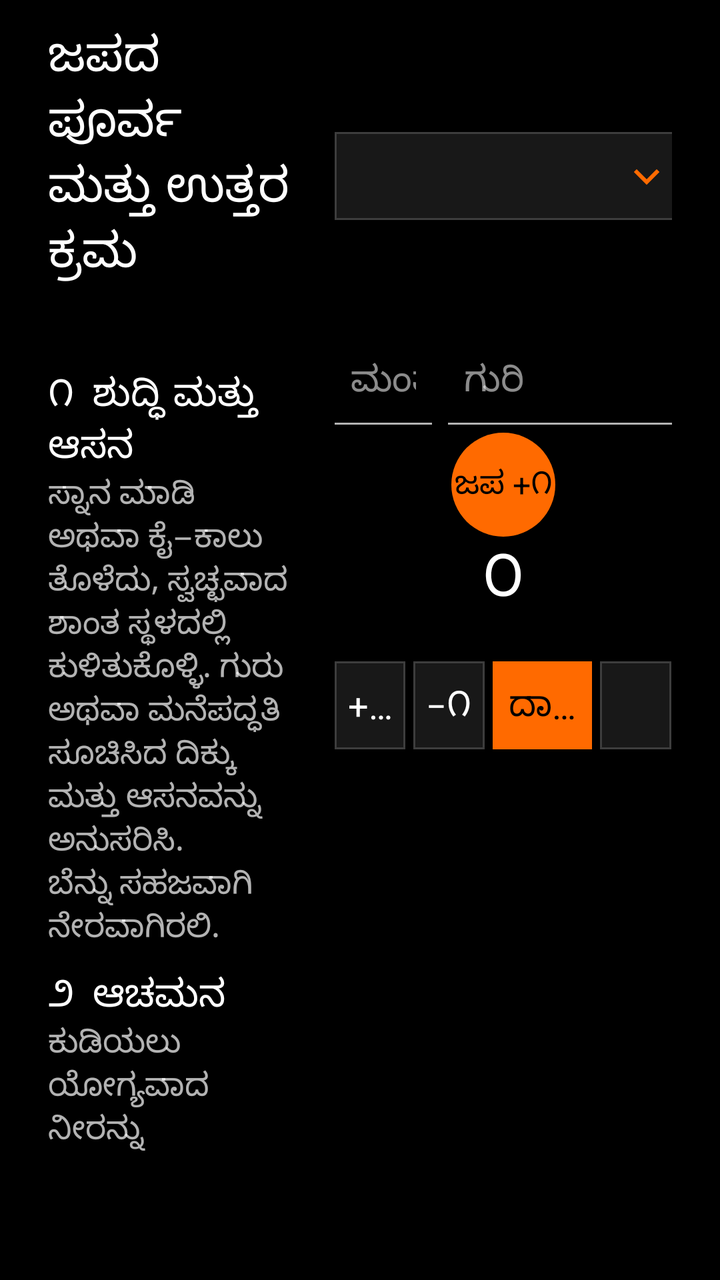
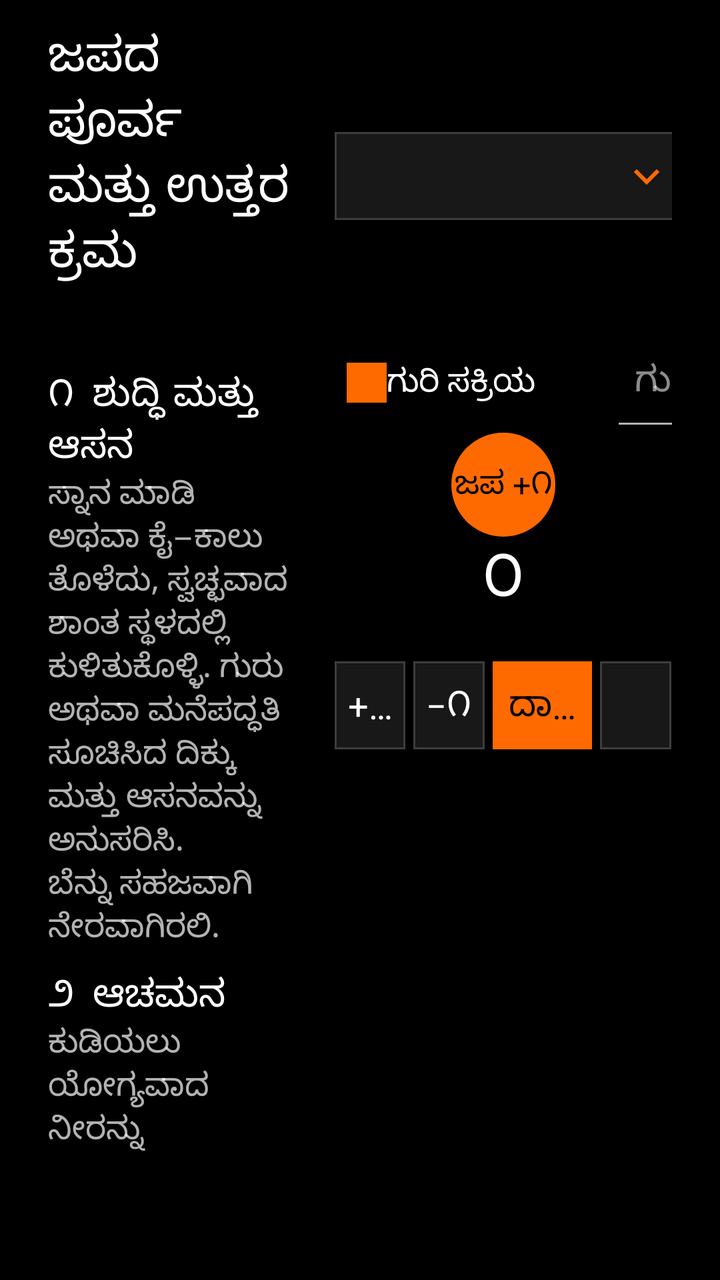

Screens rendered from an Android XML layout before and after an edit, with the pre-edit source and the edit as a unified diff.
<!-- AndroidManifest.xml: application theme Theme.PaperDesk -->
<!-- res/layout/page_japa.xml -->
<?xml version="1.0" encoding="utf-8"?>
<LinearLayout xmlns:android="http://schemas.android.com/apk/res/android" android:layout_width="match_parent" android:layout_height="match_parent" android:background="@color/black" android:orientation="horizontal" android:paddingLeft="@dimen/page_pad_h" android:paddingTop="@dimen/page_pad_top" android:paddingRight="@dimen/page_pad_h" android:paddingBottom="@dimen/footer_bar">
    <ScrollView android:layout_width="0dp" android:layout_height="match_parent" android:layout_weight="0.46" android:fillViewport="true" android:paddingRight="20dp" android:scrollbars="none">
        <LinearLayout android:layout_width="match_parent" android:layout_height="wrap_content" android:orientation="vertical">
            <TextView android:id="@+id/japaRitualTitle" style="@style/Desk.Title" android:layout_width="match_parent" android:layout_height="wrap_content" android:text="ಜಪದ ಪೂರ್ವ ಮತ್ತು ಉತ್ತರ ಕ್ರಮ" />
            <TextView android:id="@+id/japaSankalpa" style="@style/Desk.Body2" android:layout_width="match_parent" android:layout_height="wrap_content" android:layout_marginTop="8dp" android:textColor="@color/accent" />
            <TextView style="@style/Desk.Section" android:layout_width="match_parent" android:layout_height="wrap_content" android:layout_marginTop="12dp" android:text="೧  ಶುದ್ಧಿ ಮತ್ತು ಆಸನ" />
            <TextView style="@style/Desk.Body2" android:layout_width="match_parent" android:layout_height="wrap_content" android:text="ಸ್ನಾನ ಮಾಡಿ ಅಥವಾ ಕೈ–ಕಾಲು ತೊಳೆದು, ಸ್ವಚ್ಛವಾದ ಶಾಂತ ಸ್ಥಳದಲ್ಲಿ ಕುಳಿತುಕೊಳ್ಳಿ. ಗುರು ಅಥವಾ ಮನೆಪದ್ಧತಿ ಸೂಚಿಸಿದ ದಿಕ್ಕು ಮತ್ತು ಆಸನವನ್ನು ಅನುಸರಿಸಿ. ಬೆನ್ನು ಸಹಜವಾಗಿ ನೇರವಾಗಿರಲಿ." />
            <TextView style="@style/Desk.Section" android:layout_width="match_parent" android:layout_height="wrap_content" android:layout_marginTop="10dp" android:text="೨  ಆಚಮನ" />
            <TextView style="@style/Desk.Body2" android:layout_width="match_parent" android:layout_height="wrap_content" android:text="ಕುಡಿಯಲು ಯೋಗ್ಯವಾದ ನೀರನ್ನು ಇಟ್ಟುಕೊಂಡು ನಿಮ್ಮ ಕುಟುಂಬದ ಮಾಧ್ವ ಕ್ರಮದಂತೆ ಆಚಮನ ಮಾಡಿ. ಕೇಶವದಿಂದ ಶ್ರೀಕೃಷ್ಣವರೆಗಿನ ಚತುರ್ವಿಂಶತಿ ನಾಮಗಳ ಕ್ರಮವನ್ನು ಕಲಿತ ರೀತಿಯಲ್ಲೇ ಬಳಸಿ." />
            <TextView style="@style/Desk.Section" android:layout_width="match_parent" android:layout_height="wrap_content" android:layout_marginTop="10dp" android:text="೩  ಶ್ರೀಹರಿ–ಗುರು ಸ್ಮರಣೆ" />
            <TextView style="@style/Desk.Body2" android:layout_width="match_parent" android:layout_height="wrap_content" android:text="ಶ್ರೀಹರಿ, ಮುಖ್ಯಪ್ರಾಣ ದೇವರು ಮತ್ತು ಗುರುಪರಂಪರೆಯನ್ನು ಸ್ಮರಿಸಿ ನಮಸ್ಕರಿಸಿ. ಮನಸ್ಸನ್ನು ಹೊರಗಿನ ಕೆಲಸಗಳಿಂದ ಹಿಂದಕ್ಕೆ ತಂದು ಜಪಕ್ಕೆ ಸಿದ್ಧಗೊಳಿಸಿ." />
            <TextView style="@style/Desk.Section" android:layout_width="match_parent" android:layout_height="wrap_content" android:layout_marginTop="10dp" android:text="೪  ಪ್ರಾಣಾಯಾಮ" />
            <TextView style="@style/Desk.Body2" android:layout_width="match_parent" android:layout_height="wrap_content" android:text="ಗುರುಗಳಿಂದ ಕಲಿತ ಪ್ರಾಣಾಯಾಮವಿದ್ದರೆ ಅದನ್ನು ನಿಗದಿತ ಮಂತ್ರ ಮತ್ತು ಸಂಖ್ಯೆಯಲ್ಲಿ ಮಾಡಿ. ಉಸಿರನ್ನು ಬಲವಂತವಾಗಿ ಹಿಡಿಯಬೇಡಿ; ಕಲಿತ ವಿಧಾನ ಇಲ್ಲದಿದ್ದರೆ ಕೆಲವು ಕ್ಷಣ ಶಾಂತವಾಗಿ ಸಹಜ ಉಸಿರನ್ನು ಗಮನಿಸಿ." />
            <TextView style="@style/Desk.Section" android:layout_width="match_parent" android:layout_height="wrap_content" android:layout_marginTop="10dp" android:text="೫  ಸಂಕಲ್ಪ" />
            <TextView style="@style/Desk.Body2" android:layout_width="match_parent" android:layout_height="wrap_content" android:text="ಸಕ್ರಿಯ ವ್ಯಕ್ತಿಯ ಹೆಸರು, ಗೋತ್ರ ಮತ್ತು ನಕ್ಷತ್ರವನ್ನು ಮನಸ್ಸಿನಲ್ಲಿ ಅಥವಾ ಪದ್ಧತಿಯಂತೆ ಹೇಳಿ. ಯಾವ ಮಂತ್ರವನ್ನು, ಎಷ್ಟು ಬಾರಿ ಜಪಿಸುತ್ತೀರಿ ಎಂಬುದನ್ನು ಸ್ಪಷ್ಟವಾಗಿ ನಿಶ್ಚಯಿಸಿ. ಮೇಲಿನ ಕಿತ್ತಳೆ ಸಾಲು ಆಯ್ದ ಪ್ರೊಫೈಲ್‌ನ ನೆನಪಿನ ಸೂಚನೆ." />
            <TextView style="@style/Desk.Section" android:layout_width="match_parent" android:layout_height="wrap_content" android:layout_marginTop="10dp" android:text="೬  ನ್ಯಾಸ ಮತ್ತು ಧ್ಯಾನ" />
            <TextView style="@style/Desk.Body2" android:layout_width="match_parent" android:layout_height="wrap_content" android:text="ವಿನಿಯೋಗ, ಋಷ್ಯಾದಿನ್ಯಾಸ, ಕರನ್ಯಾಸ, ಅಂಗನ್ಯಾಸ ಮತ್ತು ಧ್ಯಾನವನ್ನು ಆ ಮಂತ್ರಕ್ಕೆ ಗುರು ಉಪದೇಶಿಸಿದ್ದರೆ ಮಾತ್ರ ಮಾಡಿ. ಒಂದು ಮಂತ್ರದ ಕ್ರಮವನ್ನು ಮತ್ತೊಂದಕ್ಕೆ ಅನ್ವಯಿಸಬೇಡಿ." />
            <TextView style="@style/Desk.Section" android:layout_width="match_parent" android:layout_height="wrap_content" android:layout_marginTop="10dp" android:text="೭  ಜಪ" />
            <TextView style="@style/Desk.Body2" android:layout_width="match_parent" android:layout_height="wrap_content" android:text="ಮಂತ್ರವನ್ನು ಸರಿಯಾದ ಉಚ್ಚಾರಣೆ ಮತ್ತು ಸ್ಥಿರ ಗತಿಯಲ್ಲಿ ಜಪಿಸಿ. ಮಾಲೆ ಬಳಸಿದರೆ ಮೇರುವನ್ನು ದಾಟದೆ ಹಿಂದಿರುಗಿ; ಮಾಲೆಯನ್ನು ಗೌರವದಿಂದ ಮುಚ್ಚಿಟ್ಟುಕೊಳ್ಳಿ. ಪ್ರತಿ ಜಪಕ್ಕೆ ದೊಡ್ಡ ಕಿತ್ತಳೆ ಗುಂಡಿಯನ್ನು ಒತ್ತಿ." />
            <TextView style="@style/Desk.Section" android:layout_width="match_parent" android:layout_height="wrap_content" android:layout_marginTop="10dp" android:text="೮  ಸಮರ್ಪಣೆ ಮತ್ತು ದಾಖಲೆ" />
            <TextView style="@style/Desk.Body2" android:layout_width="match_parent" android:layout_height="wrap_content" android:text="ಜಪ ಮುಗಿದ ನಂತರ ಅದರ ಫಲವನ್ನು ಶ್ರೀಮನ್ನಾರಾಯಣನಿಗೆ ಸಮರ್ಪಿಸಿ. ‘ದಾಖಲಿಸು’ ಒತ್ತಿದಾಗ ಈ ಅವಧಿ ಆಯ್ದ ವ್ಯಕ್ತಿಯ ಜೀವಮಾನ ದಾಖಲೆಗೆ ಸೇರುತ್ತದೆ ಮತ್ತು ಪ್ರಸ್ತುತ ಎಣಿಕೆ ಶೂನ್ಯವಾಗುತ್ತದೆ." />
            <TextView style="@style/Desk.Meta" android:layout_width="match_parent" android:layout_height="wrap_content" android:layout_marginTop="14dp" android:text="ದೀಕ್ಷಾ, ಬೀಜ ಮತ್ತು ಗುಪ್ತ ಮಂತ್ರಗಳಿಗೆ ಈ ಸಾಮಾನ್ಯ ಸೂಚನೆ ಸಾಕಾಗುವುದಿಲ್ಲ. ನಿಮ್ಮ ಗುರುಗಳ ಉಪದೇಶವೇ ಪ್ರಧಾನ." />
        </LinearLayout>
    </ScrollView>
    <LinearLayout android:layout_width="0dp" android:layout_height="match_parent" android:layout_weight="0.54" android:gravity="center_horizontal" android:orientation="vertical">
        <LinearLayout android:layout_width="match_parent" android:layout_height="wrap_content" android:gravity="center_vertical" android:orientation="horizontal">
            <TextView android:id="@+id/japaTitle" style="@style/Desk.Section" android:layout_width="0dp" android:layout_height="wrap_content" android:layout_weight="1" android:text="ಜಪ ಎಣಿಕೆ" />
            <Spinner android:id="@+id/japaProfile" android:layout_width="210dp" android:layout_height="44dp" android:background="@drawable/bg_dropdown" android:popupBackground="@color/surface_2" android:spinnerMode="dropdown" />
        </LinearLayout>
        <TextView android:id="@+id/japaProfileMeta" style="@style/Desk.Meta" android:layout_width="match_parent" android:layout_height="wrap_content" android:gravity="end" android:visibility="gone" />
        <LinearLayout android:layout_width="match_parent" android:layout_height="wrap_content" android:layout_marginTop="4dp" android:orientation="horizontal">
            <EditText android:id="@+id/japaMantra" android:layout_width="0dp" android:layout_height="44dp" android:layout_weight="1" android:background="@drawable/bg_input" android:hint="ಮಂತ್ರದ ಹೆಸರು" android:padding="8dp" android:singleLine="true" android:textColor="@color/white" android:textColorHint="@color/white_55" android:textSize="18sp" />
            <EditText android:id="@+id/japaTarget" android:layout_width="112dp" android:layout_height="44dp" android:layout_marginLeft="8dp" android:background="@drawable/bg_input" android:hint="ಗುರಿ" android:inputType="number" android:maxLength="18" android:padding="8dp" android:singleLine="true" android:textColor="@color/white" android:textColorHint="@color/white_55" android:textSize="18sp" />
        </LinearLayout>
        <TextView android:id="@+id/japaTap" android:layout_width="52dp" android:layout_height="52dp" android:layout_marginTop="4dp" android:background="@drawable/bg_circle_fill" android:contentDescription="ಒಂದು ಜಪ ಸೇರಿಸಿ" android:gravity="center" android:text="ಜಪ +೧" android:textColor="@color/black" android:textSize="16sp" />
        <TextView android:id="@+id/japaCurrent" android:layout_width="match_parent" android:layout_height="wrap_content" android:gravity="center" android:text="೦" android:textColor="@color/white" android:textSize="30sp" />
        <TextView android:id="@+id/japaProgress" style="@style/Desk.Meta" android:layout_width="match_parent" android:layout_height="wrap_content" android:gravity="center" />
        <LinearLayout android:layout_width="match_parent" android:layout_height="44dp" android:layout_marginTop="2dp" android:orientation="horizontal">
            <TextView android:id="@+id/japa108" style="@style/Desk.Button" android:layout_width="0dp" android:layout_height="match_parent" android:layout_weight="1" android:gravity="center" android:paddingLeft="4dp" android:paddingRight="4dp" android:singleLine="true" android:text="+೧೦೮" android:textSize="18sp" />
            <TextView android:id="@+id/japaUndo" style="@style/Desk.Button" android:layout_width="0dp" android:layout_height="match_parent" android:layout_marginLeft="4dp" android:layout_weight="1" android:contentDescription="ಒಂದು ಎಣಿಕೆ ಹಿಂದಕ್ಕೆ" android:gravity="center" android:paddingLeft="4dp" android:paddingRight="4dp" android:singleLine="true" android:text="−೧" android:textSize="18sp" />
            <TextView android:id="@+id/japaComplete" style="@style/Desk.Button.Accent" android:layout_width="0dp" android:layout_height="match_parent" android:layout_marginLeft="4dp" android:layout_weight="1.4" android:contentDescription="ಜಪ ಅವಧಿ ದಾಖಲಿಸು" android:gravity="center" android:paddingLeft="4dp" android:paddingRight="4dp" android:singleLine="true" android:text="ದಾಖಲಿಸು" android:textSize="18sp" />
            <TextView android:id="@+id/japaReset" style="@style/Desk.Button" android:layout_width="0dp" android:layout_height="match_parent" android:layout_marginLeft="4dp" android:layout_weight="1" android:contentDescription="ಪ್ರಸ್ತುತ ಜಪ ಎಣಿಕೆಯನ್ನು ಮರುಹೊಂದಿಸು" android:gravity="center" android:paddingLeft="4dp" android:paddingRight="4dp" android:singleLine="true" android:text="ಶೂನ್ಯ" android:textSize="18sp" />
        </LinearLayout>
        <LinearLayout android:layout_width="match_parent" android:layout_height="wrap_content" android:layout_marginTop="8dp" android:orientation="horizontal">
            <TextView android:id="@+id/japaLifetime" style="@style/Desk.Meta" android:layout_width="0dp" android:layout_height="wrap_content" android:layout_weight="1" />
            <TextView android:id="@+id/japaSessions" style="@style/Desk.Meta" android:layout_width="0dp" android:layout_height="wrap_content" android:layout_weight="1" android:gravity="end" />
        </LinearLayout>
    </LinearLayout>
</LinearLayout>
<!-- resources referenced by this layout -->
<resources>
  <color name="accent">#FF6A00</color>
  <color name="black">#000000</color>
  <color name="surface_2">#181818</color>
  <color name="white">#FFFFFF</color>
  <color name="white_55">#8CFFFFFF</color>
  <dimen name="footer_bar">64dp</dimen>
  <dimen name="page_pad_h">24dp</dimen>
  <dimen name="page_pad_top">12dp</dimen>
  <!-- drawable bg_circle_fill (drawable) -->
  <?xml version="1.0" encoding="utf-8"?>
  <ripple xmlns:android="http://schemas.android.com/apk/res/android"
      android:color="@color/white">
      <item>
          <shape android:shape="oval">
              <solid android:color="@color/accent" />
          </shape>
      </item>
  </ripple>
  <style name="Desk.Body2" parent="Desk">
          <item name="android:textSize">@dimen/type_body2</item>
          <item name="android:fontWeight">400</item>
          <item name="android:textStyle">normal</item>
          <item name="android:textColor">@color/white_70</item>
      </style>
  <style name="Desk.Button.Accent" parent="Desk.Button">
          <item name="android:textColor">@color/black</item>
          <item name="android:background">@drawable/bg_btn_primary</item>
          <item name="android:fontWeight">600</item>
          <item name="android:textStyle">normal</item>
      </style>
  <style name="Desk.Meta" parent="Desk">
          <item name="android:textSize">@dimen/type_meta</item>
          <item name="android:fontWeight">400</item>
          <item name="android:textStyle">normal</item>
          <item name="android:textColor">@color/white_55</item>
      </style>
  <style name="Desk.Section" parent="Desk">
          <item name="android:textSize">@dimen/type_section</item>
          <item name="android:fontWeight">500</item>
          <item name="android:textStyle">normal</item>
          <item name="android:textColor">@color/white</item>
      </style>
  <style name="Desk.Title" parent="Desk">
          <item name="android:textSize">@dimen/type_title</item>
          <item name="android:fontWeight">600</item>
          <item name="android:textStyle">normal</item>
          <item name="android:textColor">@color/white</item>
      </style>
  <dimen name="stroke_standard">1dp</dimen>
  <color name="white_70">#B3FFFFFF</color>
  <style name="Desk">
          <item name="android:fontFamily">sans-serif</item>
          <item name="android:textColor">@color/white</item>
      </style>
  <dimen name="type_body2">16sp</dimen>
  <dimen name="btn_h">44dp</dimen>
  <dimen name="type_btn">16sp</dimen>
  <dimen name="space_16">16dp</dimen>
  <dimen name="type_meta">14sp</dimen>
  <dimen name="type_section">19sp</dimen>
  <dimen name="type_title">24sp</dimen>
  <style name="ShapeAppearance.PaperDesk" parent="ShapeAppearance.MaterialComponents">
          <item name="cornerFamily">rounded</item>
          <item name="cornerSize">0dp</item>
      </style>
  <style name="Desk.Link" parent="Desk.Meta">
          <item name="android:padding">@dimen/space_8</item>
          <item name="android:minHeight">@dimen/touch</item>
          <item name="android:gravity">center</item>
          <item name="android:clickable">true</item>
          <item name="android:focusable">true</item>
      </style>
  <style name="Desk.Check" parent="Widget.AppCompat.CompoundButton.CheckBox">
          <item name="android:button">@drawable/bg_checkbox</item>
      </style>
  <color name="divider">#3D3D3D</color>
  <dimen name="space_8">8dp</dimen>
  <dimen name="touch">48dp</dimen>
  <dimen name="stroke_hairline">0.5dp</dimen>
  <!-- drawable bg_dialog (drawable) -->
  <?xml version="1.0" encoding="utf-8"?>
  <shape xmlns:android="http://schemas.android.com/apk/res/android"
      android:shape="rectangle">
      <solid android:color="@color/black" />
      <stroke
          android:width="@dimen/stroke"
          android:color="@color/white" />
  </shape>
  <dimen name="check">20dp</dimen>
  <dimen name="stroke">0.5dp</dimen>
  <!-- unchanged entries left out for length: 11 -->
</resources>

<!-- the commit's change to res/layout/page_japa.xml (unified diff, before → after) -->
@@ -19,7 +19,7 @@
             <TextView style="@style/Desk.Section" android:layout_width="match_parent" android:layout_height="wrap_content" android:layout_marginTop="10dp" android:text="೭  ಜಪ" />
             <TextView style="@style/Desk.Body2" android:layout_width="match_parent" android:layout_height="wrap_content" android:text="ಮಂತ್ರವನ್ನು ಸರಿಯಾದ ಉಚ್ಚಾರಣೆ ಮತ್ತು ಸ್ಥಿರ ಗತಿಯಲ್ಲಿ ಜಪಿಸಿ. ಮಾಲೆ ಬಳಸಿದರೆ ಮೇರುವನ್ನು ದಾಟದೆ ಹಿಂದಿರುಗಿ; ಮಾಲೆಯನ್ನು ಗೌರವದಿಂದ ಮುಚ್ಚಿಟ್ಟುಕೊಳ್ಳಿ. ಪ್ರತಿ ಜಪಕ್ಕೆ ದೊಡ್ಡ ಕಿತ್ತಳೆ ಗುಂಡಿಯನ್ನು ಒತ್ತಿ." />
             <TextView style="@style/Desk.Section" android:layout_width="match_parent" android:layout_height="wrap_content" android:layout_marginTop="10dp" android:text="೮  ಸಮರ್ಪಣೆ ಮತ್ತು ದಾಖಲೆ" />
-            <TextView style="@style/Desk.Body2" android:layout_width="match_parent" android:layout_height="wrap_content" android:text="ಜಪ ಮುಗಿದ ನಂತರ ಅದರ ಫಲವನ್ನು ಶ್ರೀಮನ್ನಾರಾಯಣನಿಗೆ ಸಮರ್ಪಿಸಿ. ‘ದಾಖಲಿಸು’ ಒತ್ತಿದಾಗ ಈ ಅವಧಿ ಆಯ್ದ ವ್ಯಕ್ತಿಯ ಜೀವಮಾನ ದಾಖಲೆಗೆ ಸೇರುತ್ತದೆ ಮತ್ತು ಪ್ರಸ್ತುತ ಎಣಿಕೆ ಶೂನ್ಯವಾಗುತ್ತದೆ." />
+            <TextView style="@style/Desk.Body2" android:layout_width="match_parent" android:layout_height="wrap_content" android:text="ಜಪ ಮುಗಿದ ನಂತರ ಅದರ ಫಲವನ್ನು ಶ್ರೀಮನ್ನಾರಾಯಣನಿಗೆ ಸಮರ್ಪಿಸಿ. ‘ದಾಖಲಿಸು’ ಒತ್ತಿದಾಗ ಈ ಅವಧಿ ಆಯ್ದ ವ್ಯಕ್ತಿಯ ಅವಧಿಗಳ ದಾಖಲೆಗೆ ಸೇರುತ್ತದೆ ಮತ್ತು ಪ್ರಸ್ತುತ ಎಣಿಕೆ ಶೂನ್ಯವಾಗುತ್ತದೆ." />
             <TextView style="@style/Desk.Meta" android:layout_width="match_parent" android:layout_height="wrap_content" android:layout_marginTop="14dp" android:text="ದೀಕ್ಷಾ, ಬೀಜ ಮತ್ತು ಗುಪ್ತ ಮಂತ್ರಗಳಿಗೆ ಈ ಸಾಮಾನ್ಯ ಸೂಚನೆ ಸಾಕಾಗುವುದಿಲ್ಲ. ನಿಮ್ಮ ಗುರುಗಳ ಉಪದೇಶವೇ ಪ್ರಧಾನ." />
         </LinearLayout>
     </ScrollView>
@@ -31,7 +31,8 @@
         <TextView android:id="@+id/japaProfileMeta" style="@style/Desk.Meta" android:layout_width="match_parent" android:layout_height="wrap_content" android:gravity="end" android:visibility="gone" />
         <LinearLayout android:layout_width="match_parent" android:layout_height="wrap_content" android:layout_marginTop="4dp" android:orientation="horizontal">
             <EditText android:id="@+id/japaMantra" android:layout_width="0dp" android:layout_height="44dp" android:layout_weight="1" android:background="@drawable/bg_input" android:hint="ಮಂತ್ರದ ಹೆಸರು" android:padding="8dp" android:singleLine="true" android:textColor="@color/white" android:textColorHint="@color/white_55" android:textSize="18sp" />
-            <EditText android:id="@+id/japaTarget" android:layout_width="112dp" android:layout_height="44dp" android:layout_marginLeft="8dp" android:background="@drawable/bg_input" android:hint="ಗುರಿ" android:inputType="number" android:maxLength="18" android:padding="8dp" android:singleLine="true" android:textColor="@color/white" android:textColorHint="@color/white_55" android:textSize="18sp" />
+            <CheckBox android:id="@+id/japaTargetEnabled" android:layout_width="132dp" android:layout_height="44dp" android:layout_marginLeft="6dp" android:buttonTint="@color/accent" android:gravity="center_vertical" android:text="ಗುರಿ ಸಕ್ರಿಯ" android:textColor="@color/white" android:textSize="16sp" />
+            <EditText android:id="@+id/japaTarget" android:layout_width="96dp" android:layout_height="44dp" android:layout_marginLeft="4dp" android:background="@drawable/bg_input" android:hint="ಗುರಿ" android:inputType="number" android:maxLength="18" android:padding="8dp" android:singleLine="true" android:textColor="@color/white" android:textColorHint="@color/white_55" android:textSize="18sp" />
         </LinearLayout>
         <TextView android:id="@+id/japaTap" android:layout_width="52dp" android:layout_height="52dp" android:layout_marginTop="4dp" android:background="@drawable/bg_circle_fill" android:contentDescription="ಒಂದು ಜಪ ಸೇರಿಸಿ" android:gravity="center" android:text="ಜಪ +೧" android:textColor="@color/black" android:textSize="16sp" />
         <TextView android:id="@+id/japaCurrent" android:layout_width="match_parent" android:layout_height="wrap_content" android:gravity="center" android:text="೦" android:textColor="@color/white" android:textSize="30sp" />
@@ -43,8 +44,7 @@
             <TextView android:id="@+id/japaReset" style="@style/Desk.Button" android:layout_width="0dp" android:layout_height="match_parent" android:layout_marginLeft="4dp" android:layout_weight="1" android:contentDescription="ಪ್ರಸ್ತುತ ಜಪ ಎಣಿಕೆಯನ್ನು ಮರುಹೊಂದಿಸು" android:gravity="center" android:paddingLeft="4dp" android:paddingRight="4dp" android:singleLine="true" android:text="ಶೂನ್ಯ" android:textSize="18sp" />
         </LinearLayout>
         <LinearLayout android:layout_width="match_parent" android:layout_height="wrap_content" android:layout_marginTop="8dp" android:orientation="horizontal">
-            <TextView android:id="@+id/japaLifetime" style="@style/Desk.Meta" android:layout_width="0dp" android:layout_height="wrap_content" android:layout_weight="1" />
-            <TextView android:id="@+id/japaSessions" style="@style/Desk.Meta" android:layout_width="0dp" android:layout_height="wrap_content" android:layout_weight="1" android:gravity="end" />
+            <TextView android:id="@+id/japaSessions" style="@style/Desk.Meta" android:layout_width="match_parent" android:layout_height="wrap_content" android:gravity="end" />
         </LinearLayout>
     </LinearLayout>
 </LinearLayout>
